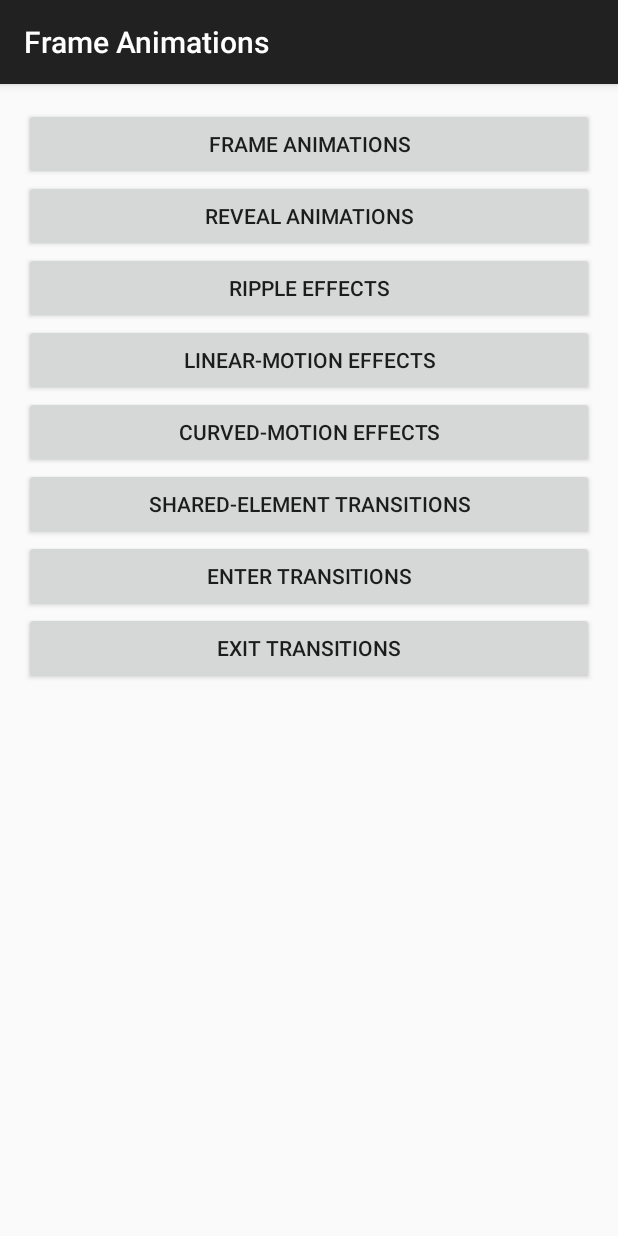
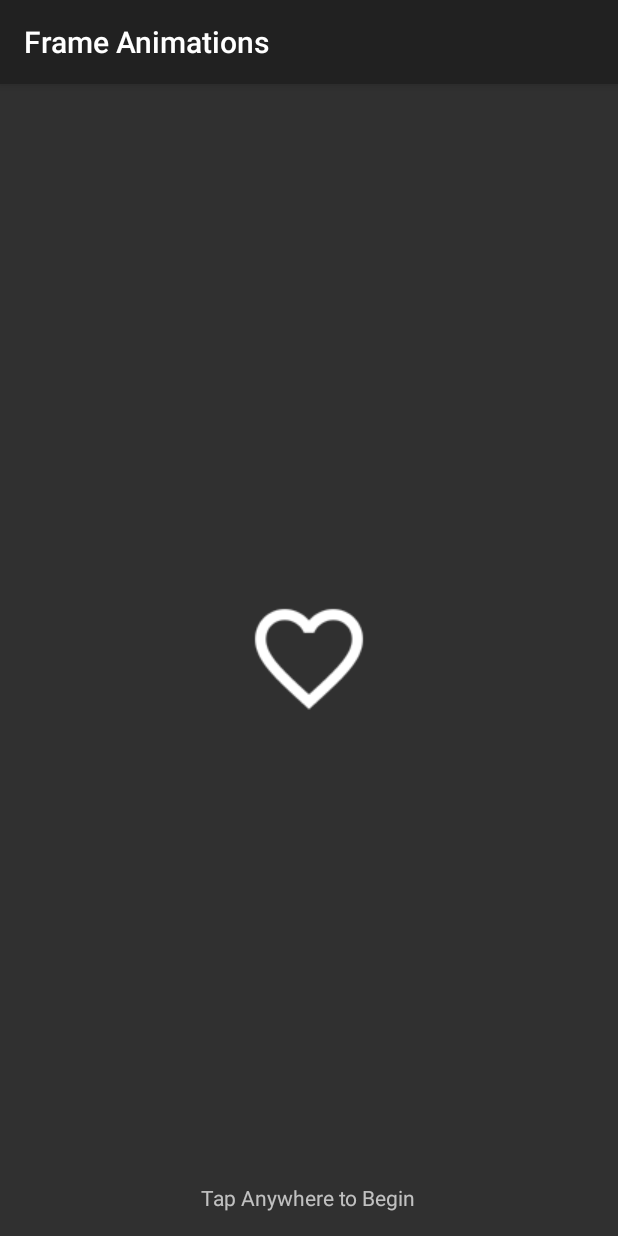
Before and after one commit to matthew-compton/LollipopAnimations, an Android app: the FrameAnimationsActivity screen opened directly, with no data from a screen before it, on a phone screen of 412 x 824 dp. Run offline under Robolectric (Android 15) with nearby library versions, the phone set to English and light mode, and no system bars.

Commit message:
Added Frame Animation example

```diff
--- a/app/src/main/java/com/bignerdranch/android/lollipopanimations/FrameAnimationsActivity.java
+++ b/app/src/main/java/com/bignerdranch/android/lollipopanimations/FrameAnimationsActivity.java
@@ -2,13 +2,32 @@ package com.bignerdranch.android.lollipopanimations;
 
 import android.os.Bundle;
 import android.support.v7.app.AppCompatActivity;
+import android.view.View;
+import android.view.ViewGroup;
+import android.widget.ImageView;
 
 public class FrameAnimationsActivity extends AppCompatActivity {
 
     @Override
     protected void onCreate(Bundle savedInstanceState) {
         super.onCreate(savedInstanceState);
-        setContentView(R.layout.activity_main);
+        setContentView(R.layout.activity_frame_animations);
+
+        final ImageView frameAnimationImageView = (ImageView) findViewById(R.id.activity_frame_animations_imageview);
+        frameAnimationImageView.setOnClickListener(new View.OnClickListener() {
+            @Override
+            public void onClick(View v) {
+                frameAnimationImageView.setActivated(!frameAnimationImageView.isActivated());
+            }
+        });
+
+        final ViewGroup layout = (ViewGroup) findViewById(R.id.activity_frame_animations_layout);
+        layout.setOnClickListener(new View.OnClickListener() {
+            @Override
+            public void onClick(View v) {
+                frameAnimationImageView.setActivated(!frameAnimationImageView.isActivated());
+            }
+        });
     }
 
 }
--- /dev/null
+++ b/app/src/main/res/drawable-v21/frame_animation_selector.xml
@@ -0,0 +1,29 @@
+<?xml version="1.0" encoding="utf-8"?>
+<animated-selector xmlns:android="http://schemas.android.com/apk/res/android">
+
+    <item
+        android:id="@+id/on"
+        android:state_activated="true">
+        <bitmap
+            android:src="@drawable/ic_heart_100"/>
+    </item>
+
+    <item
+        android:id="@+id/off">
+        <bitmap
+            android:src="@drawable/ic_heart_0"/>
+    </item>
+
+    <transition
+        android:drawable="@drawable/frame_animation_emptying"
+        android:fromId="@+id/on"
+        android:toId="@+id/off">
+    </transition>
+
+    <transition
+        android:drawable="@drawable/frame_animation_filling"
+        android:fromId="@id/off"
+        android:toId="@id/on">
+    </transition>
+
+</animated-selector>
--- /dev/null
+++ b/app/src/main/res/drawable/frame_animation_emptying.xml
@@ -0,0 +1,25 @@
+<?xml version="1.0" encoding="utf-8"?>
+<animation-list xmlns:android="http://schemas.android.com/apk/res/android"
+                android:oneshot="true">
+
+    <item
+        android:duration="500"
+        android:drawable="@drawable/ic_heart_100"/>
+
+    <item
+        android:duration="500"
+        android:drawable="@drawable/ic_heart_75"/>
+
+    <item
+        android:duration="500"
+        android:drawable="@drawable/ic_heart_50"/>
+
+    <item
+        android:duration="500"
+        android:drawable="@drawable/ic_heart_25"/>
+
+    <item
+        android:duration="500"
+        android:drawable="@drawable/ic_heart_0"/>
+
+</animation-list>
--- /dev/null
+++ b/app/src/main/res/drawable/frame_animation_filling.xml
@@ -0,0 +1,25 @@
+<?xml version="1.0" encoding="utf-8"?>
+<animation-list xmlns:android="http://schemas.android.com/apk/res/android"
+                android:oneshot="true">
+
+    <item
+        android:drawable="@drawable/ic_heart_0"
+        android:duration="500"/>
+
+    <item
+        android:drawable="@drawable/ic_heart_25"
+        android:duration="500"/>
+
+    <item
+        android:drawable="@drawable/ic_heart_50"
+        android:duration="500"/>
+
+    <item
+        android:drawable="@drawable/ic_heart_75"
+        android:duration="500"/>
+
+    <item
+        android:drawable="@drawable/ic_heart_100"
+        android:duration="500"/>
+
+</animation-list>
--- /dev/null
+++ b/app/src/main/res/drawable/frame_animation_selector.xml
@@ -0,0 +1,14 @@
+<?xml version="1.0" encoding="utf-8"?>
+<selector xmlns:android="http://schemas.android.com/apk/res/android">
+
+    <item
+        android:state_activated="true">
+        <bitmap android:src="@drawable/ic_heart_100"/>
+    </item>
+
+    <item
+        android:state_activated="false">
+        <bitmap android:src="@drawable/ic_heart_0"/>
+    </item>
+
+</selector>
--- /dev/null
+++ b/app/src/main/res/layout/activity_frame_animations.xml
@@ -0,0 +1,27 @@
+<FrameLayout android:id="@+id/activity_frame_animations_layout"
+             xmlns:android="http://schemas.android.com/apk/res/android"
+             xmlns:tools="http://schemas.android.com/tools"
+             android:layout_width="match_parent"
+             android:layout_height="match_parent"
+             android:orientation="vertical"
+             android:paddingBottom="@dimen/activity_vertical_margin"
+             android:paddingLeft="@dimen/activity_horizontal_margin"
+             android:paddingRight="@dimen/activity_horizontal_margin"
+             android:paddingTop="@dimen/activity_vertical_margin"
+             tools:context=".FrameAnimationsActivity">
+
+    <ImageView
+        android:id="@+id/activity_frame_animations_imageview"
+        android:layout_width="wrap_content"
+        android:layout_height="wrap_content"
+        android:layout_gravity="center"
+        android:background="@drawable/frame_animation_selector"
+        />
+
+    <TextView
+        android:layout_width="wrap_content"
+        android:layout_height="wrap_content"
+        android:layout_gravity="bottom|center"
+        android:text="@string/instructions"/>
+
+</FrameLayout>
--- a/app/src/main/res/values/strings.xml
+++ b/app/src/main/res/values/strings.xml
@@ -1,6 +1,7 @@
 <resources>
 
     <string name="app_name">Lollipop Animations</string>
+    <string name="instructions">Tap Anywhere to Begin</string>
 
     <string name="frame_animations">Frame Animations</string>
     <string name="reveal_animations">Reveal Animations</string>
--- a/app/src/main/res/values/styles.xml
+++ b/app/src/main/res/values/styles.xml
@@ -1,7 +1,7 @@
 <resources>
 
     <!-- Base application theme. -->
-    <style name="AppTheme" parent="Theme.AppCompat.Light.DarkActionBar">
+    <style name="AppTheme" parent="Theme.AppCompat">
         <!-- Customize your theme here. -->
     </style>
 
```
Also changed, not shown: app/src/main/res/drawable/ic_heart_0.png (added), app/src/main/res/drawable/ic_heart_100.png (added), app/src/main/res/drawable/ic_heart_25.png (added), app/src/main/res/drawable/ic_heart_50.png (added), app/src/main/res/drawable/ic_heart_75.png (added), app/src/main/res/drawable/tiger.jpg (added).
